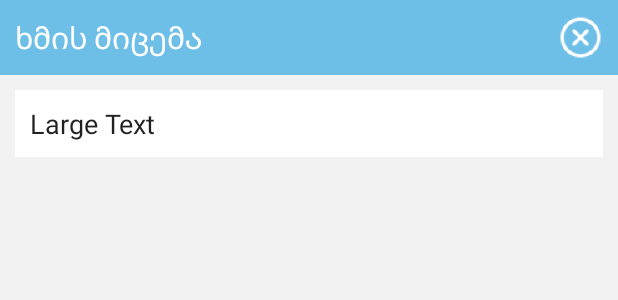
After one commit to studio-404/geovoters, an Android app: the layout activity_make_a_vote.xml on its own in the app's theme, with its tools: preview values and no code run, on a phone screen of 412 x 824 dp. The commit adds this screen. Shown: the top 300 px of the screen. Run offline under Robolectric (Android 15) with nearby library versions, the phone set to English and light mode, and no system bars.

Commit message:
start make a vote activity

```diff
--- a/app/src/main/AndroidManifest.xml
+++ b/app/src/main/AndroidManifest.xml
@@ -31,7 +31,10 @@
             android:name=".profile_activity"
             android:label="@string/title_activity_profile_activity"
             android:theme="@style/AppTheme" />
-
+        <activity
+            android:name=".make_a_vote"
+            android:label="@string/title_activity_make_a_vote"
+            android:theme="@style/AppTheme"></activity>
     </application>
 
 </manifest>
--- a/app/src/main/java/ge/studio404/geovoters/MainActivity.java
+++ b/app/src/main/java/ge/studio404/geovoters/MainActivity.java
@@ -10,6 +10,7 @@ import android.os.Bundle;
 import android.util.Log;
 import android.view.View;
 import android.widget.TextView;
+import android.widget.Button;
 
 public class MainActivity extends Activity {
     public TextView peopleCount;
@@ -18,6 +19,7 @@ public class MainActivity extends Activity {
     boolean mIsReceiverRegistered = false;
     MyBroadcastReceiver mReceiver = null;
     MyDBHandler dbHandler;
+    Button gototabactivity;
 
     @Override
     protected void onCreate(Bundle savedInstanceState) {
@@ -26,6 +28,7 @@ public class MainActivity extends Activity {
         peopleCount = (TextView)findViewById(R.id.peopleCount);
         WelcomeText = (TextView)findViewById(R.id.WelcomeText);
         dbHandler = new MyDBHandler(this, "geovote.db", null, 1);
+        gototabactivity = (Button)findViewById(R.id.gototabactivity);
 
         i = new Intent(this, checkWebService.class);
         startService(i);
@@ -70,6 +73,7 @@ public class MainActivity extends Activity {
         String w = intent.getStringExtra("WelcomeText");
         WelcomeText.setText(w);
         peopleCount.setText(s);
+        gototabactivity.setVisibility(View.VISIBLE);
     }
 
     private class MyBroadcastReceiver extends BroadcastReceiver {
--- /dev/null
+++ b/app/src/main/res/layout/activity_make_a_vote.xml
@@ -0,0 +1,78 @@
+<?xml version="1.0" encoding="utf-8"?>
+<android.support.design.widget.CoordinatorLayout xmlns:android="http://schemas.android.com/apk/res/android"
+    xmlns:app="http://schemas.android.com/apk/res-auto"
+    xmlns:tools="http://schemas.android.com/tools"
+    android:layout_width="match_parent"
+    android:layout_height="match_parent"
+    android:fitsSystemWindows="true"
+    tools:context="ge.studio404.geovoters.make_a_vote">
+
+    <RelativeLayout xmlns:android="http://schemas.android.com/apk/res/android"
+        xmlns:app="http://schemas.android.com/apk/res-auto"
+        xmlns:tools="http://schemas.android.com/tools"
+        android:layout_width="match_parent"
+        android:layout_height="match_parent"
+        app:layout_behavior="@string/appbar_scrolling_view_behavior"
+        tools:context="ge.studio404.geovoters.profile_activity"
+        tools:showIn="@layout/activity_profile_activity"
+        android:background="#f2f2f2">
+
+
+        <android.support.design.widget.TabLayout
+            android:layout_width="match_parent"
+            android:layout_height="50dp"
+            android:background="#6ebfe8"
+            android:id="@+id/tabLayout"
+            app:tabMode="scrollable"
+            app:tabGravity="fill"
+            style="@style/MyCustomTabLayout">
+
+        </android.support.design.widget.TabLayout>
+
+        <TextView
+            android:layout_width="match_parent"
+            android:layout_height="wrap_content"
+            android:textAppearance="?android:attr/textAppearanceLarge"
+            android:text="Large Text"
+            android:id="@+id/mainText"
+            android:layout_below="@+id/tabLayout"
+            android:layout_alignParentLeft="true"
+            android:layout_alignParentStart="true"
+            android:layout_marginLeft="10dp"
+            android:layout_marginTop="10dp"
+            android:layout_marginRight="10dp"
+            android:background="#ffffff"
+            android:padding="10dp"
+            android:textSize="18sp" />
+
+        <ImageView
+            android:layout_width="30dp"
+            android:layout_height="30dp"
+            android:id="@+id/imageView3"
+            android:src="@mipmap/ic_delete"
+            android:layout_alignParentTop="true"
+            android:layout_alignParentRight="true"
+            android:layout_alignParentEnd="true"
+            android:layout_marginTop="10dp"
+            android:layout_marginRight="10dp"
+            android:onClick="gotoTabActivity"
+            android:contentDescription="@string/closeButtonText" />
+
+        <TextView
+            android:layout_width="match_parent"
+            android:layout_height="50dp"
+            android:textAppearance="?android:attr/textAppearanceLarge"
+            android:text="@string/xmismicema2"
+            android:id="@+id/textView5"
+            android:layout_alignParentTop="true"
+            android:layout_alignParentLeft="true"
+            android:layout_alignParentStart="true"
+            android:gravity="center_vertical"
+            android:layout_marginLeft="10dp"
+            android:textSize="20sp"
+            android:textColor="#ffffff" />
+
+
+    </RelativeLayout>
+
+</android.support.design.widget.CoordinatorLayout>
--- a/app/src/main/res/layout/activity_tab_demo.xml
+++ b/app/src/main/res/layout/activity_tab_demo.xml
@@ -38,7 +38,8 @@
             android:layout_width="match_parent"
             android:layout_height="match_parent"
             android:id="@+id/myListView"
-            android:layout_marginTop="100dp" />
+            android:layout_marginTop="100dp"
+            android:layout_marginBottom="10dp" />
 
     <Button
         android:layout_width="30dp"
--- a/app/src/main/res/values/strings.xml
+++ b/app/src/main/res/values/strings.xml
@@ -35,4 +35,9 @@
     <string name="xmismicema">ხმის მიცემა</string>
     <string name="tarigi">თარიღი: 20 თებ 2016</string>
     <string name="monawile">მონაწილე: 205</string>
+    <string name="numberid">#225451</string>
+    <string name="title_activity_make_a_vote">make_a_vote</string>
+    <string name="make_a_vote">ხმის მიცემა</string>
+    <string name="closeButtonText">closeButton</string>
+    <string name="xmismicema2">ხმის მიცემა</string>
 </resources>
```
Also changed, not shown: app/src/main/java/ge/studio404/geovoters/custom_adapter.java (+26 -3 lines), app/src/main/java/ge/studio404/geovoters/make_a_vote.java (added, +31 -0 lines), app/src/main/java/ge/studio404/geovoters/tabDemo.java (+13 -19 lines), app/src/main/res/layout/activity_main.xml (+4 -3 lines), app/src/main/res/layout/activity_profile_activity.xml (+12 -8 lines), app/src/main/res/layout/custom_row.xml (+42 -9 lines), app/src/main/ic_delete-web.png (added), app/src/main/res/mipmap-hdpi/ic_delete.png (added), app/src/main/res/mipmap-mdpi/ic_delete.png (added), app/src/main/res/mipmap-xhdpi/ic_delete.png (added), app/src/main/res/mipmap-xxhdpi/ic_delete.png (added), app/src/main/res/mipmap-xxxhdpi/ic_delete.png (added).
